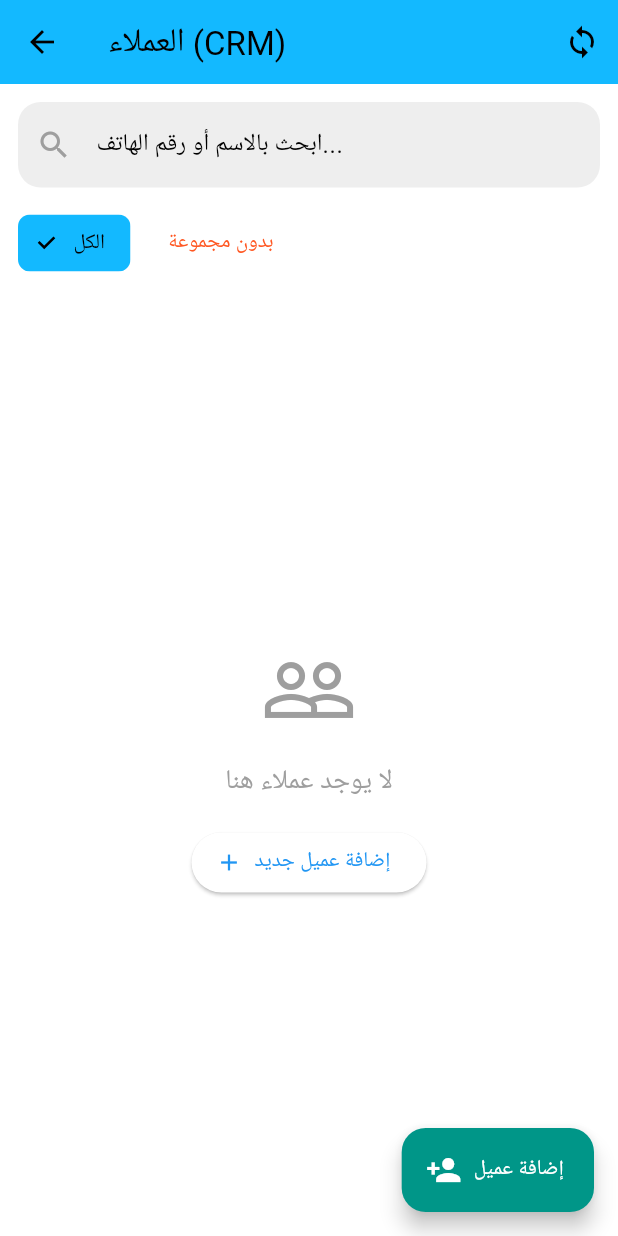
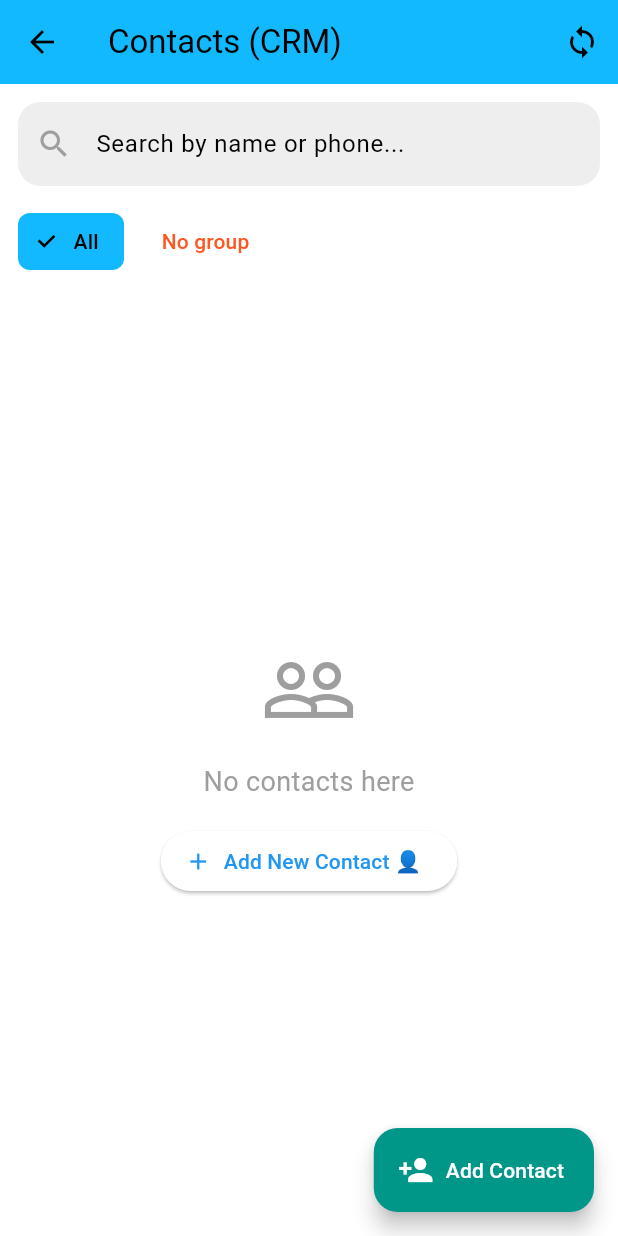
Before and after one commit to satwrabbas/AutoSMS, a Flutter app: the ContactsView screen opened directly, on a phone screen of 412 x 824 dp. Run offline on Flutter 3.47's test engine with Material 3 defaults, Android fonts, the light colour scheme and no system bars; our stand-ins replace bloc, device_info_plus, drift, firebase_core, firebase_messaging, flutter_bloc and 3 more; missing offline and left inert: android_id, telephony; accounts and stored records are empty; generated files the repository leaves out were written again; network calls fail; statements that could not run were skipped.

Commit message:
Contacts Page is Localized

```diff
--- a/lib/contacts/view/contacts_page.dart
+++ b/lib/contacts/view/contacts_page.dart
@@ -4,6 +4,7 @@
 import 'package:crm_repository/crm_repository.dart';
 import 'package:local_storage_api/local_storage_api.dart';
 import 'package:url_launcher/url_launcher.dart';
+import 'package:auto_sms/l10n/l10n.dart';
 import '../cubit/contacts_cubit.dart';
 
 class ContactsPage extends StatelessWidget {
@@ -28,13 +29,13 @@
 class _ContactsViewState extends State<ContactsView> {
   String _searchQuery = '';
   final TextEditingController _searchController = TextEditingController();
+
   void _showSnackBar(BuildContext context, String message, Color color) {
     ScaffoldMessenger.of(context).showSnackBar(SnackBar(content: Text(message), backgroundColor: color));
   }
-  // 🌟 تم التعديل إلى String? بدلاً من int?
+
   String? _selectedFilterGroupId;
   final Set<Contact> _selectedContacts = {};
-
   bool get _isMultiSelectMode => _selectedContacts.isNotEmpty;
 
   @override
@@ -43,22 +44,53 @@
     super.dispose();
   }
 
+  String _getLocalizedContactError(BuildContext context, String rawError) {
+    final l10n = context.l10n;
+    if (rawError.startsWith('errAddContact:')) {
+      return l10n.errAddContact(rawError.substring('errAddContact:'.length));
+    }
+    if (rawError.startsWith('errAssignGroup:')) {
+      return l10n.errAssignGroup(rawError.substring('errAssignGroup:'.length));
+    }
+    if (rawError.startsWith('errAssignGroupMultiple:')) {
+      return l10n.errAssignGroupMultiple(rawError.substring('errAssignGroupMultiple:'.length));
+    }
+    if (rawError.startsWith('errDeleteContact:')) {
+      return l10n.errDeleteContact(rawError.substring('errDeleteContact:'.length));
+    }
+    if (rawError.startsWith('errEditContact:')) {
+      return l10n.errEditContact(rawError.substring('errEditContact:'.length));
+    }
+    if (rawError.startsWith('errSyncContacts:')) {
+      return l10n.errSyncContacts(rawError.substring('errSyncContacts:'.length));
+    }
+    if (rawError == 'errPermissionContacts') {
+      return l10n.errPermissionContacts;
+    }
+    return rawError;
+  }
+
   void _showAssignGroupDialog(BuildContext context, List<Group> groups, {Contact? singleContact}) {
+    final l10n = context.l10n;
     final cubit = context.read<ContactsCubit>();
     final isBulk = singleContact == null;
 
     showDialog(
       context: context,
       builder: (context) => AlertDialog(
-        title: Text(isBulk ? 'تعيين مجموعة لـ ${_selectedContacts.length} عملاء' : 'تعيين مجموعة لـ ${singleContact.name}'),
+        title: Text(
+          isBulk
+              ? l10n.assignGroupBulkTitle(_selectedContacts.length)
+              : l10n.assignGroupSingleTitle(singleContact.name),
+        ),
         content: SizedBox(
           width: double.maxFinite,
           child: ListView(
             shrinkWrap: true,
-            children:[
+            children: [
               ListTile(
                 leading: const Icon(Icons.person_off),
-                title: const Text('بدون مجموعة'),
+                title: Text(l10n.noGroup),
                 onTap: () {
                   isBulk ? cubit.assignGroupToMultiple(_selectedContacts.toList(), null) : cubit.assignGroup(singleContact!, null);
                   if (isBulk) setState(() => _selectedContacts.clear());
@@ -83,34 +115,32 @@
   }
 
   void _showAddOrEditContactDialog(BuildContext context, List<Group> groups, {Contact? contact}) {
+    final l10n = context.l10n;
     final isEditing = contact != null;
     final nameController = TextEditingController(text: isEditing ? contact.name : '');
     final phoneController = TextEditingController(text: isEditing ? contact.phone : '');
-
     String? newContactGroupId;
-
     final cubit = context.read<ContactsCubit>();
 
     showDialog(
       context: context,
       builder: (context) => StatefulBuilder(
         builder: (context, setStateDialog) => AlertDialog(
-          title: Text(isEditing ? 'تعديل بيانات العميل ✏️' : 'إضافة عميل جديد 👤'),
+          title: Text(isEditing ? l10n.editContactTitle : l10n.addContactTitle),
           content: SingleChildScrollView(
             child: Column(
               mainAxisSize: MainAxisSize.min,
-              children:[
-                TextField(controller: nameController, decoration: const InputDecoration(labelText: 'الاسم')),
+              children: [
+                TextField(controller: nameController, decoration: InputDecoration(labelText: l10n.nameLabel)),
                 const SizedBox(height: 8),
-                TextField(controller: phoneController, keyboardType: TextInputType.phone, decoration: const InputDecoration(labelText: 'رقم الهاتف')),
+                TextField(controller: phoneController, keyboardType: TextInputType.phone, decoration: InputDecoration(labelText: l10n.phoneLabel)),
                 const SizedBox(height: 16),
-
                 if (!isEditing && groups.isNotEmpty)
                   DropdownButtonFormField<String?>(
                     value: newContactGroupId,
-                    decoration: const InputDecoration(labelText: 'تعيين لمجموعة (اختياري)'),
-                    items:[
-                      const DropdownMenuItem(value: null, child: Text('بدون مجموعة')),
+                    decoration: InputDecoration(labelText: l10n.assignGroupOptional),
+                    items: [
+                      DropdownMenuItem(value: null, child: Text(l10n.noGroup)),
                       ...groups.map((g) => DropdownMenuItem(value: g.id, child: Text(g.name))),
                     ],
                     onChanged: (val) => setStateDialog(() => newContactGroupId = val),
@@ -118,8 +148,8 @@
               ],
             ),
           ),
-          actions:[
-            TextButton(onPressed: () => Navigator.pop(context), child: const Text('إلغاء')),
+          actions: [
+            TextButton(onPressed: () => Navigator.pop(context), child: Text(l10n.cancel)),
             ElevatedButton(
               onPressed: () {
                 if (nameController.text.isNotEmpty && phoneController.text.isNotEmpty) {
@@ -131,7 +161,7 @@
                   Navigator.pop(context);
                 }
               },
-              child: Text(isEditing ? 'حفظ التعديلات' : 'إضافة'),
+              child: Text(isEditing ? l10n.saveChanges : l10n.add),
             ),
           ],
         ),
@@ -139,79 +169,69 @@
     );
   }
 
-  // 3. القائمة السفلية (BottomSheet) للإجراءات السريعة
   void _showContactOptions(BuildContext context, Contact contact, List<Group> groups) {
+    final l10n = context.l10n;
+
     showModalBottomSheet(
       context: context,
       shape: const RoundedRectangleBorder(borderRadius: BorderRadius.vertical(top: Radius.circular(20))),
       builder: (_) => SafeArea(
         child: Column(
           mainAxisSize: MainAxisSize.min,
-          children:[
+          children: [
             const SizedBox(height: 16),
             Text(contact.name, style: const TextStyle(fontSize: 20, fontWeight: FontWeight.bold)),
             Text(contact.phone, style: const TextStyle(color: Colors.grey, fontSize: 16)),
             const SizedBox(height: 16),
-
-            // 🌟 أزرار الاتصال السريع المحسنة
             Row(
               mainAxisAlignment: MainAxisAlignment.spaceEvenly,
-              children:[
-                _buildActionButton(Icons.call, 'اتصال', Colors.blue, () async {
+              children: [
+                _buildActionButton(Icons.call, l10n.actionCall, Colors.blue, () async {
                   final url = Uri.parse('tel:${contact.phone}');
                   if (await canLaunchUrl(url)) {
                     await launchUrl(url);
                   } else {
-                    if (context.mounted) _showSnackBar(context, 'لا يمكن فتح تطبيق الاتصال', Colors.red);
+                    if (context.mounted) _showSnackBar(context, l10n.cannotOpenCall, Colors.red);
                   }
                 }),
-                _buildActionButton(Icons.chat, 'واتساب', Colors.green, () async {
-                  // 1. تنظيف الرقم (إبقاء الأرقام وعلامة + فقط إن وجدت)
+                _buildActionButton(Icons.chat, l10n.actionWhatsapp, Colors.green, () async {
                   String cleanPhone = contact.phone.replaceAll(RegExp(r'[^\d+]'), '');
-
-                  // 2. محاولة تنسيق الرقم ليتوافق مع متطلبات واتساب (رمز الدولة ضروري)
-                  // ملاحظة: يُفضل أن يقوم المستخدم بحفظ الأرقام بالصيغة الدولية (مثل +963 أو +966)
-                  // إذا كان الرقم يبدأ بصفر محلي، نقوم بإزالته (مثال لبعض الدول، قد تحتاج لتخصيصه حسب بلدك)
                   if (cleanPhone.startsWith('00')) {
                     cleanPhone = cleanPhone.replaceFirst('00', '');
                   } else if (cleanPhone.startsWith('+')) {
                     cleanPhone = cleanPhone.replaceFirst('+', '');
                   }
-
-                  // رابط الواتساب العالمي
                   final url = Uri.parse('https://wa.me/$cleanPhone');
-
                   if (await canLaunchUrl(url)) {
                     await launchUrl(url, mode: LaunchMode.externalApplication);
                   } else {
-                    if (context.mounted) _showSnackBar(context, 'تطبيق الواتساب غير مثبت أو الرقم غير صالح', Colors.red);
+                    if (context.mounted) _showSnackBar(context, l10n.cannotOpenWhatsapp, Colors.red);
                   }
                 }),
-                _buildActionButton(Icons.message, 'رسالة SMS', Colors.orange, () async {
+                _buildActionButton(Icons.message, l10n.actionSms, Colors.orange, () async {
                   final url = Uri.parse('sms:${contact.phone}');
                   if (await canLaunchUrl(url)) {
                     await launchUrl(url);
                   } else {
-                    if (context.mounted) _showSnackBar(context, 'لا يمكن فتح تطبيق الرسائل', Colors.red);
+                    if (context.mounted) _showSnackBar(context, l10n.cannotOpenSms, Colors.red);
                   }
                 }),
               ],
             ),
             const Divider(),
-
             ListTile(
               leading: const Icon(Icons.label, color: Colors.blue),
-              title: const Text('تعيين مجموعة'),
+              title: Text(l10n.assignGroup),
               onTap: () { Navigator.pop(context); _showAssignGroupDialog(context, groups, singleContact: contact); },
             ),
             ListTile(
               leading: const Icon(Icons.edit, color: Colors.teal),
-              title: const Text('تعديل البيانات'),
+              title: Text(l10n.editDetails),
               onTap: () { Navigator.pop(context); _showAddOrEditContactDialog(context, groups, contact: contact); },
             ),
             ListTile(
               leading: const Icon(Icons.delete, color: Colors.red),
-              title: const Text('حذف العميل', style: TextStyle(color: Colors.red)),
+              title: Text(l10n.deleteContact, style: const TextStyle(color: Colors.red)),
               onTap: () {
                 Navigator.pop(context);
                 context.read<ContactsCubit>().deleteContact(contact);
@@ -230,7 +250,7 @@
       child: Padding(
         padding: const EdgeInsets.all(8.0),
         child: Column(
-          children:[
+          children: [
             CircleAvatar(radius: 24, backgroundColor: color.withOpacity(0.2), child: Icon(icon, color: color, size: 28)),
             const SizedBox(height: 8),
             Text(label, style: TextStyle(color: color, fontWeight: FontWeight.bold, fontSize: 12)),
@@ -242,17 +262,22 @@
 
   @override
   Widget build(BuildContext context) {
+    final l10n = context.l10n;
+
     return BlocBuilder<ContactsCubit, ContactsState>(
       builder: (context, state) {
         final appBar = _isMultiSelectMode
             ? AppBar(
                 backgroundColor: Colors.teal,
-                leading: IconButton(icon: const Icon(Icons.close, color: Colors.white), onPressed: () => setState(() => _selectedContacts.clear())),
-                title: Text('${_selectedContacts.length} محدد', style: const TextStyle(color: Colors.white)),
-                actions:[
+                leading: IconButton(
+                  icon: const Icon(Icons.close, color: Colors.white),
+                  onPressed: () => setState(() => _selectedContacts.clear()),
+                ),
+                title: Text(l10n.selectedCount(_selectedContacts.length), style: const TextStyle(color: Colors.white)),
+                actions: [
                   IconButton(
                     icon: const Icon(Icons.group_add, color: Colors.white),
-                    tooltip: 'تعيين مجموعة للمحددين',
+                    tooltip: l10n.assignGroupTooltip,
                     onPressed: () {
                       if (state is ContactsLoaded) {
                         _showAssignGroupDialog(context, state.groups);
@@ -262,12 +287,15 @@
                 ],
               )
             : AppBar(
-                title: const Text('العملاء (CRM)'),
-                actions:[
-                  IconButton(icon: const Icon(Icons.sync_outlined), tooltip: 'مزامنة الأسماء من الهاتف', onPressed: () => context.read<ContactsCubit>().syncFromPhone()),
+                title: Text(l10n.contactsTitle),
+                actions: [
+                  IconButton(
+                    icon: const Icon(Icons.sync_outlined),
+                    tooltip: l10n.syncContactsTooltip,
+                    onPressed: () => context.read<ContactsCubit>().syncFromPhone(),
+                  ),
                 ],
               );
-
         return Scaffold(
           appBar: appBar,
           body: _buildBody(context, state),
@@ -275,7 +303,7 @@
               ? FloatingActionButton.extended(
                   onPressed: () => _showAddOrEditContactDialog(context, state.groups),
                   icon: const Icon(Icons.person_add),
-                  label: const Text('إضافة عميل'),
+                  label: Text(l10n.addContact),
                   backgroundColor: Colors.teal,
                   foregroundColor: Colors.white,
                 )
@@ -286,19 +314,35 @@
   }
 
   Widget _buildBody(BuildContext context, ContactsState state) {
+    final l10n = context.l10n;
+
     if (state is ContactsLoading) return const Center(child: CircularProgressIndicator());
     if (state is ContactsSyncing) {
-      return const Center(child: Column(mainAxisAlignment: MainAxisAlignment.center, children:[CircularProgressIndicator(color: Colors.green), SizedBox(height: 16), Text('جاري سحب الأسماء...')]));
+      return Center(
+        child: Column(
+          mainAxisAlignment: MainAxisAlignment.center,
+          children: [
+            const CircularProgressIndicator(color: Colors.green),
+            const SizedBox(height: 16),
+            Text(l10n.syncingContacts),
+          ],
+        ),
+      );
     }
-    if (state is ContactsError) return Center(child: Text(state.message, style: const TextStyle(color: Colors.red)));
+    if (state is ContactsError) {
+      return Center(
+        child: Text(
+          _getLocalizedContactError(context, state.message),
+          style: const TextStyle(color: Colors.red),
+        ),
+      );
+    }
     if (state is ContactsLoaded) {
       final contacts = state.contacts;
       final groups = state.groups;
-
       final filteredContacts = contacts.where((c) {
         final matchesSearch = c.name.toLowerCase().contains(_searchQuery.toLowerCase()) || c.phone.contains(_searchQuery);
         bool matchesGroup = true;
-        // 🌟 التعديل هنا ليتوافق مع النصوص
         if (_selectedFilterGroupId == 'none') {
           matchesGroup = c.groupId == null;
         } else if (_selectedFilterGroupId != null) {
@@ -308,33 +352,42 @@
       }).toList();
 
       return Column(
-        children:[
+        children: [
           Padding(
             padding: const EdgeInsets.all(12.0),
             child: TextField(
               controller: _searchController,
               onChanged: (value) => setState(() => _searchQuery = value),
               decoration: InputDecoration(
-                hintText: 'ابحث بالاسم أو رقم الهاتف...', prefixIcon: const Icon(Icons.search, color: Colors.grey),
-                suffixIcon: _searchQuery.isNotEmpty ? IconButton(icon: const Icon(Icons.clear), onPressed: () { _searchController.clear(); setState(() => _searchQuery = ''); }) : null,
-                filled: true, fillColor: Colors.grey[200], border: OutlineInputBorder(borderRadius: BorderRadius.circular(15), borderSide: BorderSide.none),
+                hintText: l10n.searchPlaceholder,
+                prefixIcon: const Icon(Icons.search, color: Colors.grey),
+                suffixIcon: _searchQuery.isNotEmpty
+                    ? IconButton(
+                        icon: const Icon(Icons.clear),
+                        onPressed: () { _searchController.clear(); setState(() => _searchQuery = ''); },
+                      )
+                    : null,
+                filled: true,
+                fillColor: Colors.grey[200],
+                border: OutlineInputBorder(borderRadius: BorderRadius.circular(15), borderSide: BorderSide.none),
               ),
             ),
           ),
-
           SizedBox(
             height: 50,
             child: ListView(
               scrollDirection: Axis.horizontal,
               padding: const EdgeInsets.symmetric(horizontal: 12),
-              children:[
+              children: [
                 ChoiceChip(
-                  label: const Text('الكل'), selected: _selectedFilterGroupId == null,
+                  label: Text(l10n.filterAll),
+                  selected: _selectedFilterGroupId == null,
                   onSelected: (val) => setState(() => _selectedFilterGroupId = null),
                 ),
                 const SizedBox(width: 8),
                 ChoiceChip(
-                  label: const Text('بدون مجموعة', style: TextStyle(color: Colors.deepOrange)), selected: _selectedFilterGroupId == 'none',
+                  label: Text(l10n.noGroup, style: const TextStyle(color: Colors.deepOrange)),
+                  selected: _selectedFilterGroupId == 'none',
                   onSelected: (val) => setState(() => _selectedFilterGroupId = val ? 'none' : null),
                 ),
                 const SizedBox(width: 8),
@@ -350,23 +403,21 @@
               ],
             ),
           ),
-
           const Divider(),
-
           Expanded(
             child: filteredContacts.isEmpty
                 ? Center(
                     child: Column(
                       mainAxisAlignment: MainAxisAlignment.center,
-                      children:[
+                      children: [
                         const Icon(Icons.people_outline, size: 64, color: Colors.grey),
                         const SizedBox(height: 16),
-                        const Text('لا يوجد عملاء هنا', style: TextStyle(fontSize: 18, color: Colors.grey)),
+                        Text(l10n.noContactsHere, style: const TextStyle(fontSize: 18, color: Colors.grey)),
                         const SizedBox(height: 16),
                         ElevatedButton.icon(
                           onPressed: () => _showAddOrEditContactDialog(context, groups),
                           icon: const Icon(Icons.add),
-                          label: const Text('إضافة عميل جديد')
+                          label: Text(l10n.addContactTitle),
                         )
                       ],
                     ),
@@ -376,8 +427,7 @@
                     itemBuilder: (context, index) {
                       final contact = filteredContacts[index];
                       final isSelected = _selectedContacts.contains(contact);
-
-                      String groupName = 'بدون مجموعة';
+                      String groupName = l10n.noGroup;
                       Color groupColor = Colors.grey;
                       if (contact.groupId != null) {
                         try {
@@ -385,7 +435,6 @@
                           groupColor = Colors.blue;
                         } catch (_) {}
                       }
-
                       return ListTile(
                         selected: isSelected,
                         selectedTileColor: Colors.teal.withOpacity(0.1),
@@ -399,9 +448,7 @@
                         title: Text(contact.name, style: const TextStyle(fontWeight: FontWeight.bold)),
                         subtitle: Text(contact.phone),
                         trailing: Chip(label: Text(groupName, style: const TextStyle(fontSize: 10, color: Colors.white)), backgroundColor: groupColor),
-
                         onLongPress: () => setState(() => _selectedContacts.add(contact)),
-
                         onTap: () {
                           if (_isMultiSelectMode) {
                             setState(() => isSelected ? _selectedContacts.remove(contact) : _selectedContacts.add(contact));
--- a/lib/l10n/arb/app_en.arb
+++ b/lib/l10n/arb/app_en.arb
@@ -74,5 +74,51 @@
     "statusSyncFailed": "❌ Sync failed: {error}",
     "@statusSyncFailed": {
         "placeholders": { "error": { "type": "String" } }
-    }
+    },
+
+    "contactsTitle": "Contacts (CRM)",
+    "syncContactsTooltip": "Sync contacts from phone",
+    "assignGroupTooltip": "Assign group to selected",
+    "selectedCount": "{count} selected",
+    "@selectedCount": { "placeholders": { "count": { "type": "int" } } },
+    "assignGroupBulkTitle": "Assign group to {count} contacts",
+    "@assignGroupBulkTitle": { "placeholders": { "count": { "type": "int" } } },
+    "assignGroupSingleTitle": "Assign group to {name}",
+    "@assignGroupSingleTitle": { "placeholders": { "name": { "type": "String" } } },
+    "noGroup": "No group",
+    "editContactTitle": "Edit Contact Details ✏️",
+    "addContactTitle": "Add New Contact 👤",
+    "nameLabel": "Name",
+    "phoneLabel": "Phone Number",
+    "assignGroupOptional": "Assign to group (optional)",
+    "saveChanges": "Save Changes",
+    "add": "Add",
+    "cannotOpenCall": "Cannot open phone app",
+    "cannotOpenWhatsapp": "WhatsApp not installed or invalid number",
+    "cannotOpenSms": "Cannot open messaging app",
+    "actionCall": "Call",
+    "actionWhatsapp": "WhatsApp",
+    "actionSms": "SMS Message",
+    "assignGroup": "Assign Group",
+    "editDetails": "Edit Details",
+    "deleteContact": "Delete Contact",
+    "addContact": "Add Contact",
+    "syncingContacts": "Pulling contacts...",
+    "searchPlaceholder": "Search by name or phone...",
+    "filterAll": "All",
+    "noContactsHere": "No contacts here",
+
+    "errPermissionContacts": "Contacts access permission denied",
+    "errAddContact": "Error adding contact: {error}",
+    "@errAddContact": { "placeholders": { "error": { "type": "String" } } },
+    "errAssignGroup": "Error assigning group: {error}",
+    "@errAssignGroup": { "placeholders": { "error": { "type": "String" } } },
+    "errAssignGroupMultiple": "Error bulk assigning group: {error}",
+    "@errAssignGroupMultiple": { "placeholders": { "error": { "type": "String" } } },
+    "errDeleteContact": "Error deleting contact: {error}",
+    "@errDeleteContact": { "placeholders": { "error": { "type": "String" } } },
+    "errEditContact": "Error editing contact: {error}",
+    "@errEditContact": { "placeholders": { "error": { "type": "String" } } },
+    "errSyncContacts": "Error syncing contacts: {error}",
+    "@errSyncContacts": { "placeholders": { "error": { "type": "String" } } }
 }
```
Also changed, not shown: lib/contacts/cubit/contacts_cubit.dart (+8 -13 lines), lib/l10n/arb/app_ar.arb (+47 -1 lines).
